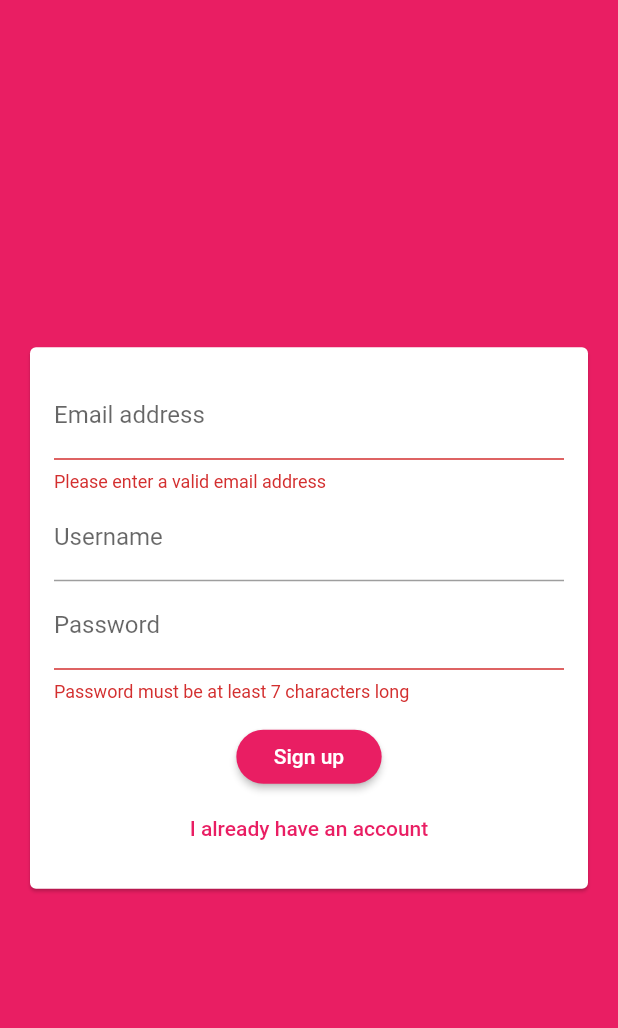
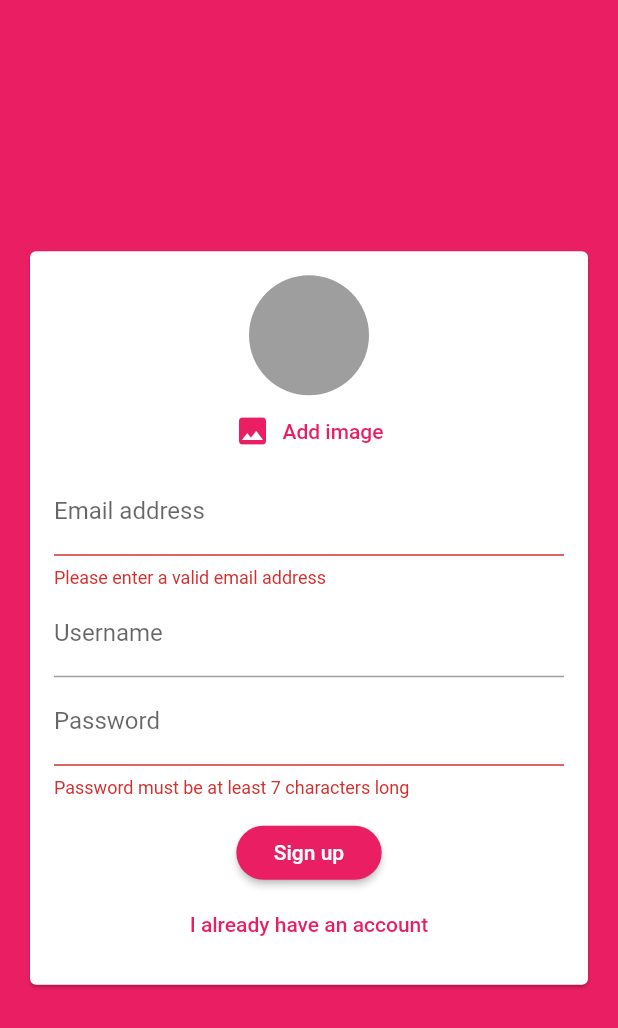
Before and after one commit to ArielColqueH/FlutterChatFirebase, a Flutter app: the screen it shows after launch, after a tap on "Login", after a tap on "Create a new account", on a phone screen of 412 x 824 dp. Shown: the top 1028 px of the screen. Run offline on Flutter 3.47's test engine with Material 2 defaults, Android fonts, the phone set to English and light mode, and no system bars; our stand-ins replace cloud_firestore, firebase_auth, firebase_core, image_picker; accounts and stored records are empty.

Commit message:
photo add

```diff
--- a/lib/widgets/auth/auth_form.dart
+++ b/lib/widgets/auth/auth_form.dart
@@ -1,3 +1,6 @@
+import 'dart:io';
+import 'package:firebase_chat/widgets/pickers/user_image_picker.dart';
+import 'package:flutter/cupertino.dart';
 import 'package:flutter/material.dart';
 
 class AuthForm extends StatefulWidget {
@@ -23,10 +26,25 @@
   String _userName = '';
   String _userPassword = '';
   var _showSpinner = false;
+  File _userImageFile;
+
+  void _pickedImage(File image) {
+    _userImageFile = image;
+  }
 
   void _trySubmit() async {
     final isValid = _formKey.currentState.validate();
     FocusScope.of(context).unfocus();
+    if (_userImageFile == null && !_isLogin) {
+      //error
+      ScaffoldMessenger.of(context).showSnackBar(
+        SnackBar(
+          content: Text('Please pick an image'),
+          backgroundColor: Theme.of(context).errorColor,
+        ),
+      );
+      return;
+    }
     if (isValid) {
       _formKey.currentState.save();
       setState(() {
@@ -57,6 +75,10 @@
               child: Column(
                 mainAxisSize: MainAxisSize.min,
                 children: [
+                  if (!_isLogin)
+                    UserImagePicker(
+                      _pickedImage,
+                    ),
                   TextFormField(
                     key: ValueKey('email'),
                     validator: (value) {
--- /dev/null
+++ b/lib/widgets/pickers/user_image_picker.dart
@@ -0,0 +1,57 @@
+import 'dart:io';
+
+import 'package:flutter/material.dart';
+import 'package:image_picker/image_picker.dart';
+
+class UserImagePicker extends StatefulWidget {
+  UserImagePicker(this.imagePickFn);
+
+  final Function(File pickedImage) imagePickFn;
+
+  @override
+  _UserImagePickerState createState() => _UserImagePickerState();
+}
+
+class _UserImagePickerState extends State<UserImagePicker> {
+  // final picker = ImagePicker();
+  // final pickedImage = await picker.getImage(...);
+  // final pickedImageFile = File(pickedImage.path);
+  File _pickedImage;
+
+  void _pickImage() async {
+    final picker = ImagePicker();
+    final pickedImage = await picker.getImage(source: ImageSource.camera);
+    final pickedImageFile = File(pickedImage.path);
+    setState(() {
+      if (pickedImageFile != null) {
+        _pickedImage = pickedImageFile;
+      }
+    });
+    widget.imagePickFn(
+      pickedImageFile,
+    );
+  }
+
+  @override
+  Widget build(BuildContext context) {
+    return Column(
+      children: [
+        CircleAvatar(
+          backgroundColor: Colors.grey,
+          radius: 40,
+          backgroundImage:
+              _pickedImage != null ? FileImage(_pickedImage) : null,
+        ),
+        TextButton.icon(
+          onPressed: _pickImage,
+          icon: Icon(
+            Icons.image,
+          ),
+          label: Text(
+            'Add image',
+          ),
+        ),
+      ],
+    );
+  }
+}
--- a/pubspec.yaml
+++ b/pubspec.yaml
@@ -31,6 +31,8 @@
   firebase_core: ^1.0.3
   cloud_firestore: ^1.0.5
   firebase_auth: ^1.1.0
+  image_picker: ^0.7.4
+  firebase_storage: ^8.0.4
 
 dev_dependencies:
   flutter_test:
```
Also changed, not shown: lib/screens/chat_screen.dart (+2 -8 lines), lib/widgets/chat/message_bubble.dart (added, +62 -0 lines), lib/widgets/chat/messages.dart (+15 -3 lines), lib/widgets/chat/new_message.dart (added, +57 -0 lines), pubspec.lock.
